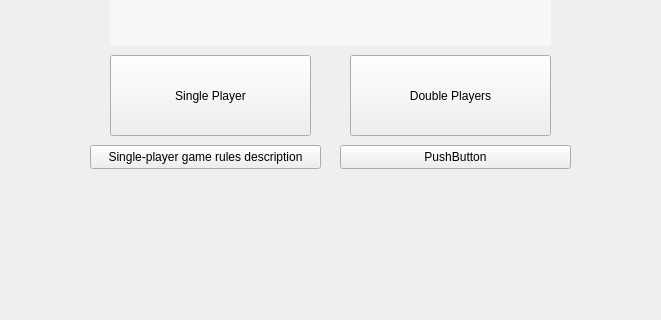
This is Tank_Trouble_IV/welcomewidget.ui in raitocc/run as Qt 5 draws it before an edit; both pictures show x 250 to 911 and y 265 to 585 of the 1200 by 800 pixel window. The edited form follows.
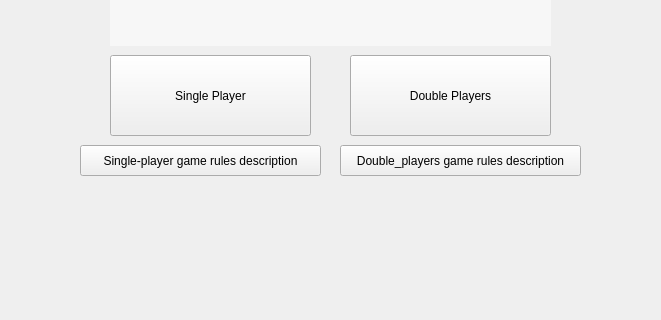
This is the edited form.

What changed in the file:
```diff
--- a/Tank_Trouble_IV/welcomewidget.ui
+++ b/Tank_Trouble_IV/welcomewidget.ui
@@ -90,12 +90,15 @@
   <widget class="QPushButton" name="pushButton">
    <property name="geometry">
     <rect>
-     <x>340</x>
+     <x>330</x>
      <y>410</y>
-     <width>231</width>
-     <height>24</height>
+     <width>241</width>
+     <height>31</height>
     </rect>
    </property>
+   <property name="styleSheet">
+    <string notr="true">font: 10pt &quot;Comic Sans MS&quot;;</string>
+   </property>
    <property name="text">
     <string>Single-player game rules description</string>
    </property>
@@ -105,12 +108,15 @@
     <rect>
      <x>590</x>
      <y>410</y>
-     <width>231</width>
-     <height>24</height>
+     <width>241</width>
+     <height>31</height>
     </rect>
    </property>
+   <property name="styleSheet">
+    <string notr="true">font: 10pt &quot;Comic Sans MS&quot;;</string>
+   </property>
    <property name="text">
-    <string>PushButton</string>
+    <string>Double_players game rules description</string>
    </property>
   </widget>
  </widget>
```
